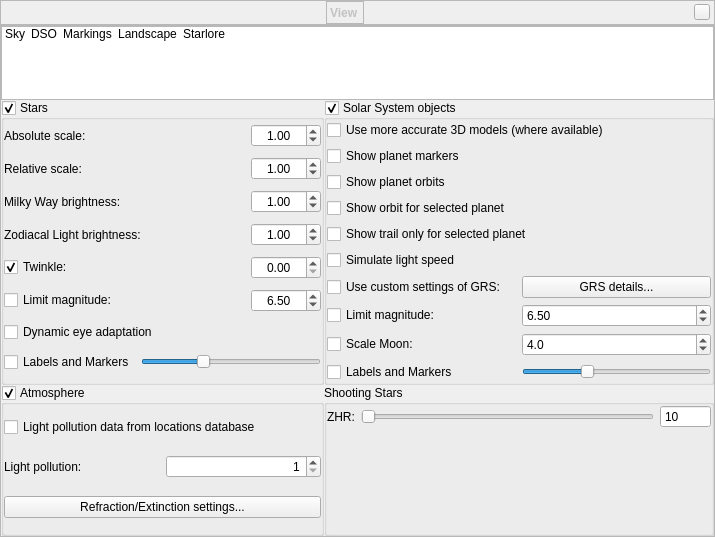
Before: the Qt Designer form src/gui/viewDialog.ui in 519984307/stellarium_src, drawn with Qt 5.
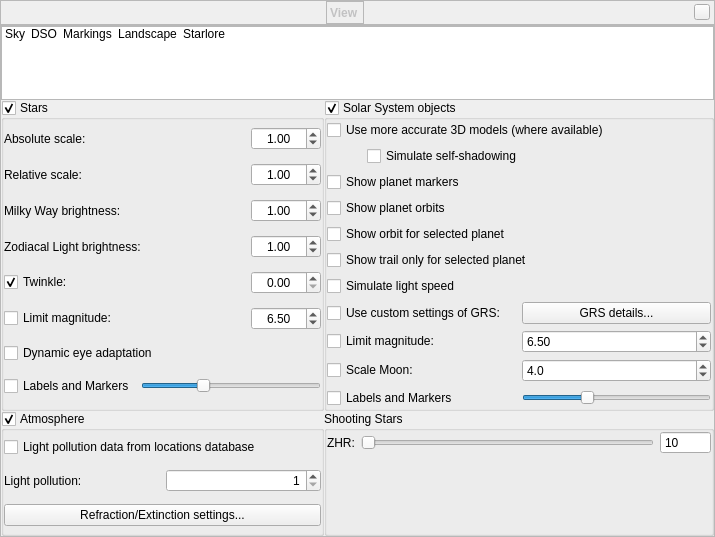
After: the same form once the commit is applied. Icons and pictures are not drawn. Custom widgets are drawn as their Qt base class.

Commit message: Added (optional) self-shadowing for OBJ solar system objects using a shadowmap approach, toggle the option in the ViewDialog. Known issues:  - Probably won't work on Intel yet  - There seem to be some strange problems with some compilers in RELEASE mode, where the normal planetary objects are not drawn and the OBJ models are colorful... no clue yet what could cause this except some obscure memory corruption somewhere. Fixed loading a Scenery3d scenes after one has already been loaded not working

```diff
--- a/src/gui/viewDialog.ui
+++ b/src/gui/viewDialog.ui
@@ -751,6 +751,36 @@
                </property>
               </widget>
              </item>
+             <item>
+              <layout class="QHBoxLayout" name="horizontalLayout_16">
+               <item>
+                <spacer name="horizontalSpacer_4">
+                 <property name="orientation">
+                  <enum>Qt::Horizontal</enum>
+                 </property>
+                 <property name="sizeType">
+                  <enum>QSizePolicy::Fixed</enum>
+                 </property>
+                 <property name="sizeHint" stdset="0">
+                  <size>
+                   <width>40</width>
+                   <height>20</height>
+                  </size>
+                 </property>
+                </spacer>
+               </item>
+               <item>
+                <widget class="QCheckBox" name="planetShowObjSelfShadowsCheckBox">
+                 <property name="toolTip">
+                  <string>&lt;html&gt;&lt;head/&gt;&lt;body&gt;&lt;p&gt;Use a &amp;quot;shadow map&amp;quot; to simulate self-shadows of non-convex solar system objects.&lt;/p&gt;&lt;p&gt;May reduce shadow penumbra quality on some objects.&lt;/p&gt;&lt;/body&gt;&lt;/html&gt;</string>
+                 </property>
+                 <property name="text">
+                  <string>Simulate self-shadowing</string>
+                 </property>
+                </widget>
+               </item>
+              </layout>
+             </item>
              <item>
               <widget class="QCheckBox" name="planetMarkerCheckBox">
                <property name="text">
```
Left out of the diff: 4 changed lines with no effect on the pictures. The commit also changes 10 other files.
